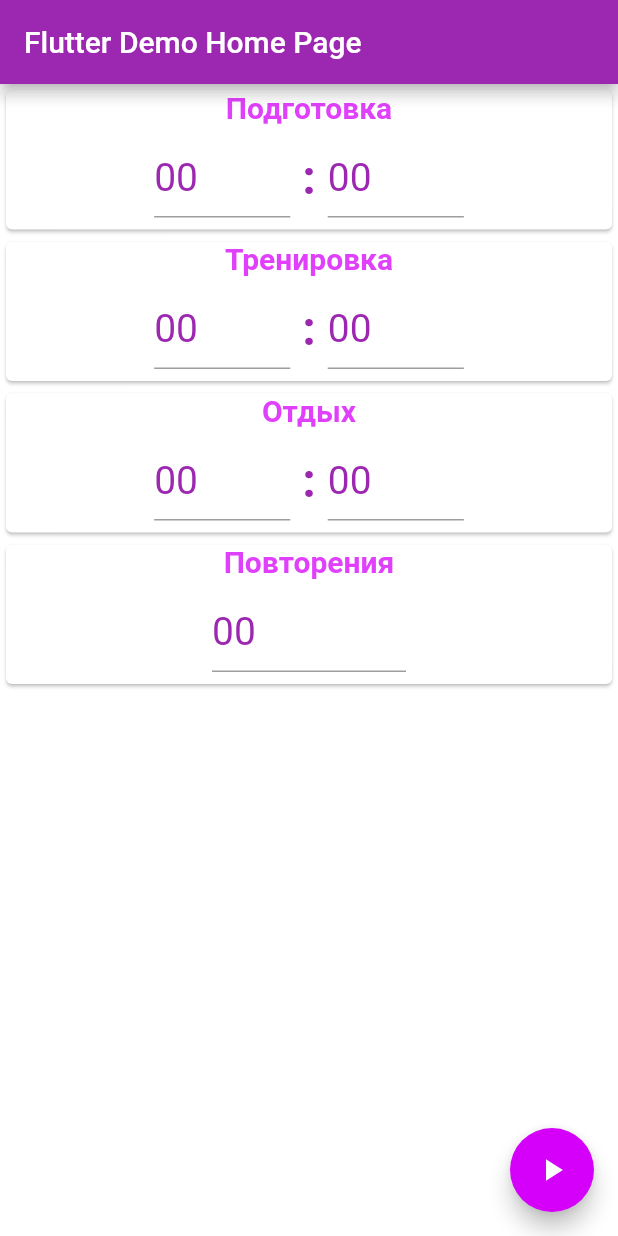
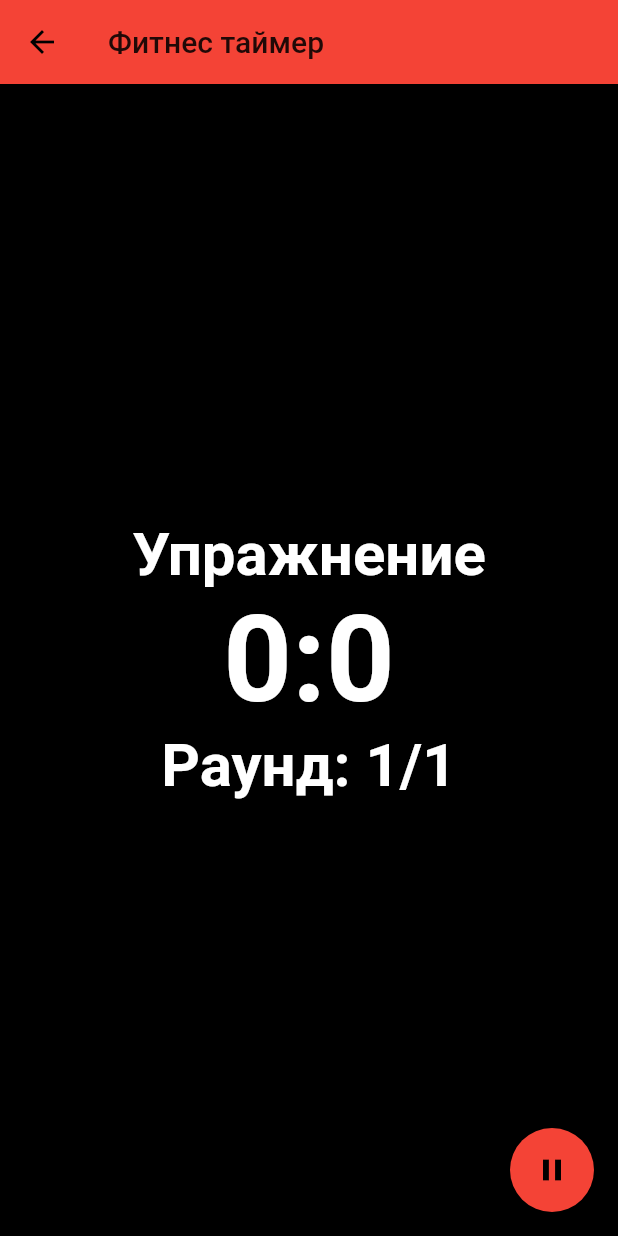
Before and after one commit to KrasnovVitaliy/flutter_fitness_timer, a Flutter app: the screen it shows after launch, after a tap on the "play arrow" icon, on a phone screen of 412 x 824 dp. Run offline on Flutter 3.47's test engine with Material 2 defaults, Android fonts, the phone set to English and light mode, and no system bars; our stand-ins replace audioplayers, shared_preferences; missing offline and left inert: screen; Roboto replaces fonts that are missing (Montserrat).

Commit message:
Updated app

```diff
--- a/flutter_fitness_timer/lib/main.dart
+++ b/flutter_fitness_timer/lib/main.dart
@@ -1,8 +1,17 @@
 import 'package:flutter/material.dart';
-import 'config.dart';
 import 'timerConfigWidget/timerConfigWidget.dart';
+import 'timerScreen.dart';
+import 'package:flutter/services.dart';
+import 'dart:async';
 
-void main() => runApp(MyApp());
+void main() {
+  SystemChrome.setPreferredOrientations([DeviceOrientation.portraitUp])
+      .then((_) {
+    runZoned<Future<Null>>(() async {
+      runApp(new MyApp());
+    });
+  });
+}
 
 class MyApp extends StatelessWidget {
   // This widget is the root of your application.
@@ -12,11 +21,11 @@ class MyApp extends StatelessWidget {
       title: 'Flutter Demo',
       theme: ThemeData(
         fontFamily: 'Montserrat',
-        accentColor: Colors.purpleAccent[400],
-        cursorColor: Colors.purple[700],
-        primaryColor: Colors.purple[500],
-        primaryColorDark: Colors.purple[700],
-        buttonColor: Colors.purple[500],
+        accentColor: Colors.yellowAccent[400],
+        cursorColor: Colors.yellow[700],
+        primaryColor: Colors.yellow[500],
+        primaryColorDark: Colors.yellow[700],
+        buttonColor: Colors.yellow[500],
       ),
       home: MyHomePage(title: 'Flutter Demo Home Page'),
     );
@@ -32,36 +41,28 @@ class MyHomePage extends StatefulWidget {
 }
 
 class _MyHomePageState extends State<MyHomePage> {
-  Color _scaffordColor = Colors.white;
-  final Config _appConfig = new Config();
   TimerConfigWidget _timerConfigWidget;
 
-  void _getScaffordColor() {
-    _appConfig.getConfig(isDarkThemeKey).then((value) {
-      var colorValue = Colors.white;
-      if (value == 'true') {
-        colorValue = Colors.black;
-      }
-      setState(() {
-        _scaffordColor = colorValue;
-      });
-    });
+  void _startTimer() {
+    var _timerConfig = _timerConfigWidget.getTimerSettings();
+    print(_timerConfig);
+    Navigator.push(
+      context,
+      new MaterialPageRoute(
+          builder: (context) => new TimerScreen(timerConfig: _timerConfig)),
+    );
   }
 
-  void _startTimer() {
-    print(_timerConfigWidget.getTimerSettings());
-  }
   @override
   void initState() {
-    _appConfig.setConfig(isDarkThemeKey, 'false');
-    _getScaffordColor();
+    super.initState();
     _timerConfigWidget = TimerConfigWidget();
   }
 
   @override
   Widget build(BuildContext context) {
     return Scaffold(
-      backgroundColor: _scaffordColor,
+      backgroundColor: Colors.black,
       appBar: AppBar(
         title: Text(widget.title),
       ),
--- a/flutter_fitness_timer/lib/timerConfigWidget/counterSetterWidget.dart
+++ b/flutter_fitness_timer/lib/timerConfigWidget/counterSetterWidget.dart
@@ -1,8 +1,7 @@
 import 'package:flutter/material.dart';
-import 'package:flutter_fitness_timer/config.dart';
 
 class CounterSetterWidget extends StatefulWidget {
-  CounterSetterWidget({Key key, this.title, onChangeCallback})
+  CounterSetterWidget({Key key, this.title, this.onChangeCallback})
       : super(key: key);
   final String title;
   Function onChangeCallback;
@@ -14,28 +13,13 @@ class CounterSetterWidget extends StatefulWidget {
 class _CounterSetterWidgetState extends State<CounterSetterWidget> {
   TextEditingController _countsTextController;
   int _maxLength = 3;
-  String _counts = "";
-  Color _widgetColor = Colors.white;
-
-  final Config _appConfig = new Config();
+  String _counts = "1";
 
   @override
   void initState() {
+    super.initState();
     _countsTextController = new TextEditingController();
-    _countsTextController.text = "00";
-    _getWidgetColor();
-  }
-
-  void _getWidgetColor() {
-    _appConfig.getConfig(isDarkThemeKey).then((value) {
-      var colorValue = Colors.white;
-      if (value == 'true') {
-        colorValue = Colors.black;
-      }
-      setState(() {
-        _widgetColor = colorValue;
-      });
-    });
+    _countsTextController.text = "1";
   }
 
   void _onCountsChange(String newVal) {
@@ -43,6 +27,10 @@ class _CounterSetterWidgetState extends State<CounterSetterWidget> {
       _counts = newVal;
     } else {
       _countsTextController.text = _counts;
+    }
+    if (int.parse(_counts) < 1) {
+      _countsTextController.text = "1";
+      _counts = "1";
     }
     if (int.parse(_counts) > 999) {
       _countsTextController.text = "999";
@@ -54,18 +42,19 @@ class _CounterSetterWidgetState extends State<CounterSetterWidget> {
   @override
   Widget build(BuildContext context) {
     return Card(
-      color: _widgetColor,
+      color: Colors.black,
       child: Column(
         mainAxisSize: MainAxisSize.min,
+        crossAxisAlignment: CrossAxisAlignment.center,
         children: <Widget>[
           Padding(
-            padding: const EdgeInsets.only(bottom: 8),
+            padding: const EdgeInsets.only(bottom: 8, top: 8),
             child: Text(
               widget.title,
               style: TextStyle(
                   fontWeight: FontWeight.bold,
                   fontSize: 20,
-                  color: Colors.purpleAccent),
+                  color: Colors.yellow),
             ),
           ),
           Container(
@@ -73,20 +62,20 @@ class _CounterSetterWidgetState extends State<CounterSetterWidget> {
             child: Padding(
               padding: const EdgeInsets.only(bottom: 8, left: 8, right: 8),
               child: Row(
-                mainAxisAlignment: MainAxisAlignment.spaceBetween,
+                mainAxisAlignment: MainAxisAlignment.center,
                 mainAxisSize: MainAxisSize.max,
                 children: <Widget>[
-                  Expanded(child: Container()),
-                  Flexible(
+                  Container(
+                    width: 55,
                     child: TextField(
+                      textAlign: TextAlign.center,
                       controller: _countsTextController,
                       keyboardType: TextInputType.number,
-                      cursorColor: Colors.purple,
+                      cursorColor: Colors.yellow,
                       onChanged: _onCountsChange,
-                      style: new TextStyle(color: Colors.purple, fontSize: 26),
+                      style: new TextStyle(color: Colors.yellow, fontSize: 26),
                     ),
                   ),
-                  Expanded(child: Container()),
                 ],
               ),
             ),
--- a/flutter_fitness_timer/lib/timerConfigWidget/timeSetterWidget.dart
+++ b/flutter_fitness_timer/lib/timerConfigWidget/timeSetterWidget.dart
@@ -15,33 +15,19 @@ class _TimeSetterWidgetState extends State<TimeSetterWidget> {
   TextEditingController _minutesTextController;
   TextEditingController _secondesTextController;
   int _maxLength = 2;
-  String _minutes = "";
-  String _seconds = "";
-  Color _widgetColor = Colors.white;
+  String _minutes = "0";
+  String _seconds = "0";
 
   final Config _appConfig = new Config();
 
   @override
   void initState() {
+    super.initState();
     _minutesTextController = new TextEditingController();
     _secondesTextController = new TextEditingController();
 
-    _minutesTextController.text = "00";
-    _secondesTextController.text = "00";
-
-    _getWidgetColor();
-  }
-
-  void _getWidgetColor() {
-    _appConfig.getConfig(isDarkThemeKey).then((value) {
-      var colorValue = Colors.white;
-      if (value == 'true') {
-        colorValue = Colors.black;
-      }
-      setState(() {
-        _widgetColor = colorValue;
-      });
-    });
+    _minutesTextController.text = "0";
+    _secondesTextController.text = "0";
   }
 
   void _onMinutesChange(String newVal) {
@@ -49,6 +35,10 @@ class _TimeSetterWidgetState extends State<TimeSetterWidget> {
       _minutes = newVal;
     } else {
       _minutesTextController.text = _minutes;
+    }
+    if (int.parse(_minutes) < 0) {
+      _minutesTextController.text = "0";
+      _minutes = "0";
     }
     if (int.parse(_minutes) > 60) {
       _minutesTextController.text = "60";
@@ -64,6 +54,10 @@ class _TimeSetterWidgetState extends State<TimeSetterWidget> {
     } else {
       _secondesTextController.text = _seconds;
     }
+    if (int.parse(_seconds) < 0) {
+      _secondesTextController.text = "0";
+      _seconds = "0";
+    }
     if (int.parse(_seconds) > 59) {
       _secondesTextController.text = "59";
       _seconds = "59";
@@ -74,52 +68,57 @@ class _TimeSetterWidgetState extends State<TimeSetterWidget> {
   @override
   Widget build(BuildContext context) {
     return Card(
-      color: _widgetColor,
+      color: Colors.black,
       child: Column(
         mainAxisSize: MainAxisSize.min,
         children: <Widget>[
           Padding(
-            padding: const EdgeInsets.only(bottom: 8),
+            padding: const EdgeInsets.only(bottom: 8, top: 8),
             child: Text(
               widget.title,
               style: TextStyle(
                   fontWeight: FontWeight.bold,
                   fontSize: 20,
-                  color: Colors.purpleAccent),
+                  color: Colors.yellow),
             ),
           ),
           Container(
             constraints: BoxConstraints(),
             child: Padding(
-              padding: const EdgeInsets.only(bottom: 8, left: 8, right: 8),
+              padding: const EdgeInsets.only(bottom: 16, left: 8, right: 8),
               child: Row(
                 mainAxisAlignment: MainAxisAlignment.spaceBetween,
                 mainAxisSize: MainAxisSize.max,
                 children: <Widget>[
                   Expanded(child: Container()),
-                  Flexible(
+                  Container(
+                    width: 55,
                     child: TextField(
+                      textAlign: TextAlign.center,
                       controller: _minutesTextController,
                       keyboardType: TextInputType.number,
-                      cursorColor: Colors.purple,
+                      cursorColor: Colors.yellow,
                       onChanged: _onMinutesChange,
-                      style: new TextStyle(color: Colors.purple, fontSize: 26),
+                      style: new TextStyle(color: Colors.yellow, fontSize: 26),
                     ),
                   ),
                   Text(
                     " : ",
+                    textAlign: TextAlign.start,
                     style: TextStyle(
-                        color: Colors.purple,
+                        color: Colors.yellow,
                         fontWeight: FontWeight.bold,
                         fontSize: 32),
                   ),
-                  Flexible(
+                  Container(
+                    width: 55,
                     child: TextField(
+                      textAlign: TextAlign.center,
                       controller: _secondesTextController,
                       keyboardType: TextInputType.number,
-                      cursorColor: Colors.purple,
+                      cursorColor: Colors.yellow,
                       onChanged: _onSecondesChange,
-                      style: new TextStyle(color: Colors.purple, fontSize: 26),
+                      style: new TextStyle(color: Colors.yellow, fontSize: 26),
                     ),
                   ),
                   Expanded(child: Container()),
--- a/flutter_fitness_timer/lib/timerConfigWidget/timerConfigWidget.dart
+++ b/flutter_fitness_timer/lib/timerConfigWidget/timerConfigWidget.dart
@@ -9,15 +9,6 @@ class TimerConfigWidget extends StatelessWidget {
   Map<String, dynamic> relaxSettings = new Map<String, dynamic>();
 
   Map<String, dynamic> getTimerSettings() {
-//    prepareSettings["minutes"] = 00;
-//    prepareSettings["seconds"] = 00;
-//
-//    trainSettings["minutes"] = 00;
-//    trainSettings["seconds"] = 00;
-//
-//    relaxSettings["minutes"] = 00;
-//    relaxSettings["seconds"] = 00;
-
     timerSettings["prepare"] = prepareSettings;
     timerSettings["train"] = trainSettings;
     timerSettings["relax"] = relaxSettings;
@@ -26,45 +17,60 @@ class TimerConfigWidget extends StatelessWidget {
   }
 
   void _onPrepareSettingsChange(int minutes, int seconds) {
-    print("Prepare settings change callback");
+    print("Prepare settings change callback $minutes : $seconds");
     prepareSettings["minutes"] = minutes;
     prepareSettings["seconds"] = seconds;
   }
 
   void _onTrainSettingsChange(int minutes, int seconds) {
+    print("Prepare train change callback $minutes : $seconds");
     trainSettings["minutes"] = minutes;
     trainSettings["seconds"] = seconds;
   }
 
   void _onRelaxSettingsChange(int minutes, int seconds) {
-    trainSettings["minutes"] = minutes;
-    trainSettings["seconds"] = seconds;
+    print("Prepare relax change callback $minutes : $seconds");
+    relaxSettings["minutes"] = minutes;
+    relaxSettings["seconds"] = seconds;
   }
 
-  void _onCountsSettingsChange(int counts) {
-    timerSettings["count"] = counts;
+  void _onRoundsSettingsChange(int rounds) {
+    print("Rounds change callback $rounds");
+    timerSettings["rounds"] = rounds;
   }
 
   @override
   Widget build(BuildContext context) {
     return Container(
-        child: Column(
+        child: ListView(
       children: <Widget>[
         TimeSetterWidget(
           title: "Подготовка",
           onChangeCallback: _onPrepareSettingsChange,
         ),
+        Divider(
+          color: Colors.yellowAccent,
+        ),
         TimeSetterWidget(
           title: "Тренировка",
           onChangeCallback: _onTrainSettingsChange,
+        ),
+        Divider(
+          color: Colors.yellowAccent,
         ),
         TimeSetterWidget(
           title: "Отдых",
           onChangeCallback: _onRelaxSettingsChange,
         ),
+        Divider(
+          color: Colors.yellowAccent,
+        ),
         CounterSetterWidget(
-          title: "Повторения",
-          onChangeCallback: _onCountsSettingsChange,
+          title: "Раунды",
+          onChangeCallback: _onRoundsSettingsChange,
+        ),
+        Divider(
+          color: Colors.yellowAccent,
         ),
       ],
     ));
--- /dev/null
+++ b/flutter_fitness_timer/lib/timerScreen.dart
@@ -0,0 +1,287 @@
+import 'package:flutter/material.dart';
+import 'package:audioplayers/audio_cache.dart';
+import 'package:screen/screen.dart';
+import 'dart:async';
+
+class TimerScreen extends StatefulWidget {
+  Map<String, dynamic> timerConfig;
+
+  TimerScreen({Key key, this.timerConfig}) : super(key: key);
+
+  @override
+  _TimerScreenState createState() => _TimerScreenState();
+}
+
+class _TimerScreenState extends State<TimerScreen> {
+  AudioCache _audioPlayer;
+
+  int _prepareMinutes;
+  int _prepareSeconds;
+
+  int _trainMinutes;
+  int _trainSeconds;
+
+  int _relaxMinutes;
+  int _relaxSeconds;
+
+  int _rounds;
+
+  Timer _timer;
+  final oneSec = const Duration(seconds: 1);
+
+  bool isRunning = true;
+  bool isDone = false;
+  bool isPrepare = false;
+  bool isTraining = true;
+  bool isRelax = false;
+
+  int _currentMinutes = 0;
+  int _currentSeconds = 0;
+  int _currentRound = 0;
+
+  String _message;
+
+  void _setNextTimer() {
+    if (isPrepare) {
+      _startTraningTimer();
+    } else if (isTraining) {
+      _startRelaxTimer();
+    } else if (isRelax) {
+      _startTraningTimer();
+    }
+  }
+
+  void _setPrepareState() {
+    setState(() {
+      isPrepare = true;
+      isTraining = false;
+      isRelax = false;
+      _message = "Приготовились";
+    });
+  }
+
+  void _startPrepareTimer() {
+    this._stopTimer();
+    _setPrepareState();
+    _currentMinutes = this._prepareMinutes;
+    _currentSeconds = this._prepareSeconds;
+    _timer = new Timer.periodic(oneSec, (Timer t) => _timerTick());
+  }
+
+  void _setTraningState() {
+    setState(() {
+      isPrepare = false;
+      isTraining = true;
+      isRelax = false;
+      _message = "Упражнение";
+    });
+  }
+
+  void _startTraningTimer() {
+    this._stopTimer();
+    _setTraningState();
+    _currentRound++;
+    _currentMinutes = this._trainMinutes;
+    _currentSeconds = this._trainSeconds;
+    _timer = new Timer.periodic(oneSec, (Timer t) => _timerTick());
+    this._playSingleBell();
+  }
+
+  void _setRelaxState() {
+    setState(() {
+      isPrepare = false;
+      isTraining = false;
+      isRelax = true;
+      _message = "Отдых";
+    });
+  }
+
+  void _startRelaxTimer() {
+    if (_currentRound >= this._rounds) {
+      _stopTimer();
+      isRunning = false;
+      isDone = true;
+      _playTrippleBell();
+      _message = "";
+    } else {
+      this._stopTimer();
+      _setRelaxState();
+      _currentMinutes = this._relaxMinutes;
+      _currentSeconds = this._relaxSeconds;
+      _timer = new Timer.periodic(oneSec, (Timer t) => _timerTick());
+      this._playSingleBell();
+    }
+  }
+
+  void _stopTimer() {
+    if (_timer != null) {
+      _timer.cancel();
+    }
+  }
+
+  void _timerTick() {
+    if (isRunning) {
+      setState(() {
+        _currentSeconds--;
+        if (_currentSeconds < 0) {
+          _currentSeconds = 59;
+          _currentMinutes--;
+          if (_currentMinutes < 0) {
+            _currentMinutes = 0;
+            _currentSeconds = 0;
+            this._setNextTimer();
+          }
+        }
+      });
+    }
+  }
+
+  MaterialColor _currentColor() {
+    if (!isRunning) {
+      return Colors.yellow;
+    }
+    if (isPrepare) {
+      return Colors.blue;
+    }
+    if (isTraining) {
+      return Colors.red;
+    }
+    if (isRelax) {
+      return Colors.green;
+    }
+    return Colors.yellow;
+  }
+
+  Icon _getFloatingButtonIcon() {
+    if (isRunning) {
+      return Icon(Icons.pause);
+    } else if (isDone) {
+      return Icon(Icons.autorenew);
+    }
+    return Icon(Icons.play_arrow);
+  }
+
+  void _onFloatingButtonHandler() {
+    setState(() {
+      if (isDone) {
+        isDone = false;
+        isRunning = true;
+        _currentRound = 0;
+        this._startPrepareTimer();
+      } else {
+        isRunning = !isRunning;
+      }
+    });
+  }
+
+  _playSingleBell() async {
+    _audioPlayer.play("sounds/single_bell.mp3");
+  }
+
+  _playTrippleBell() async {
+    _audioPlayer.play("sounds/triple_bell.mp3");
+  }
+
+  @override
+  void initState() {
+    super.initState();
+    Screen.keepOn(true);
+    _audioPlayer = AudioCache();
+    _message = "";
+
+    if (widget.timerConfig["prepare"].containsKey("minutes") == true) {
+      this._prepareMinutes = widget.timerConfig["prepare"]["minutes"];
+    } else {
+      this._prepareMinutes = 0;
+    }
+
+    if (widget.timerConfig["prepare"].containsKey("seconds") == true) {
+      this._prepareSeconds = widget.timerConfig["prepare"]["seconds"];
+    } else {
+      this._prepareSeconds = 0;
+    }
+
+    if (widget.timerConfig["train"].containsKey("minutes") == true) {
+      this._trainMinutes = widget.timerConfig["train"]["minutes"];
+    } else {
+      this._trainMinutes = 0;
+    }
+
+    if (widget.timerConfig["train"].containsKey("seconds") == true) {
+      this._trainSeconds = widget.timerConfig["train"]["seconds"];
+    } else {
+      this._trainSeconds = 0;
+    }
+
+    if (widget.timerConfig["relax"].containsKey("minutes") == true) {
+      this._relaxMinutes = widget.timerConfig["relax"]["minutes"];
+    } else {
+      this._relaxMinutes = 0;
+    }
+
+    if (widget.timerConfig["relax"].containsKey("seconds") == true) {
+      this._relaxSeconds = widget.timerConfig["relax"]["seconds"];
+    } else {
+      this._relaxSeconds = 0;
+    }
+
+    if (widget.timerConfig.containsKey("rounds") == true) {
+      this._rounds = widget.timerConfig["rounds"];
+    } else {
+      this._rounds = 1;
+    }
+
+    this._startPrepareTimer();
+  }
+
+  @override
+  void dispose() {
+    super.dispose();
+    Screen.keepOn(false);
+  }
+  @override
+  Widget build(BuildContext context) {
+    return Scaffold(
+      backgroundColor: Colors.black,
+      appBar: AppBar(
+        title: Text("Фитнес таймер"),
+        backgroundColor: _currentColor(),
+      ),
+      body: Center(
+        child: Column(
+          mainAxisAlignment: MainAxisAlignment.center,
+          crossAxisAlignment: CrossAxisAlignment.center,
+          children: <Widget>[
+            Text(
+              '$_message',
+              style: TextStyle(
+                  fontWeight: FontWeight.bold,
+                  fontSize: 40,
+                  color: Colors.white),
+            ),
+            Text(
+              isDone ? 'DONE' : '$_currentMinutes:$_currentSeconds',
+              style: TextStyle(
+                  fontWeight: FontWeight.bold,
+                  fontSize: 80,
+                  color: Colors.white),
+            ),
+            Text(
+              'Раунд: $_currentRound/' + this._rounds.toString(),
+              style: TextStyle(
+                  fontWeight: FontWeight.bold,
+                  fontSize: 40,
+                  color: Colors.white),
+            )
+          ],
+        ),
+      ),
+      floatingActionButton: FloatingActionButton(
+        tooltip: 'Старт', // used by assistive technologies
+        child: _getFloatingButtonIcon(),
+        backgroundColor: _currentColor(),
+        onPressed: _onFloatingButtonHandler,
+      ),
+    );
+  }
+}
```
Also changed, not shown: flutter_fitness_timer/pubspec.yaml (+11 -1 lines), flutter_fitness_timer/assets/icon/icon.png (added), 27 other files.
